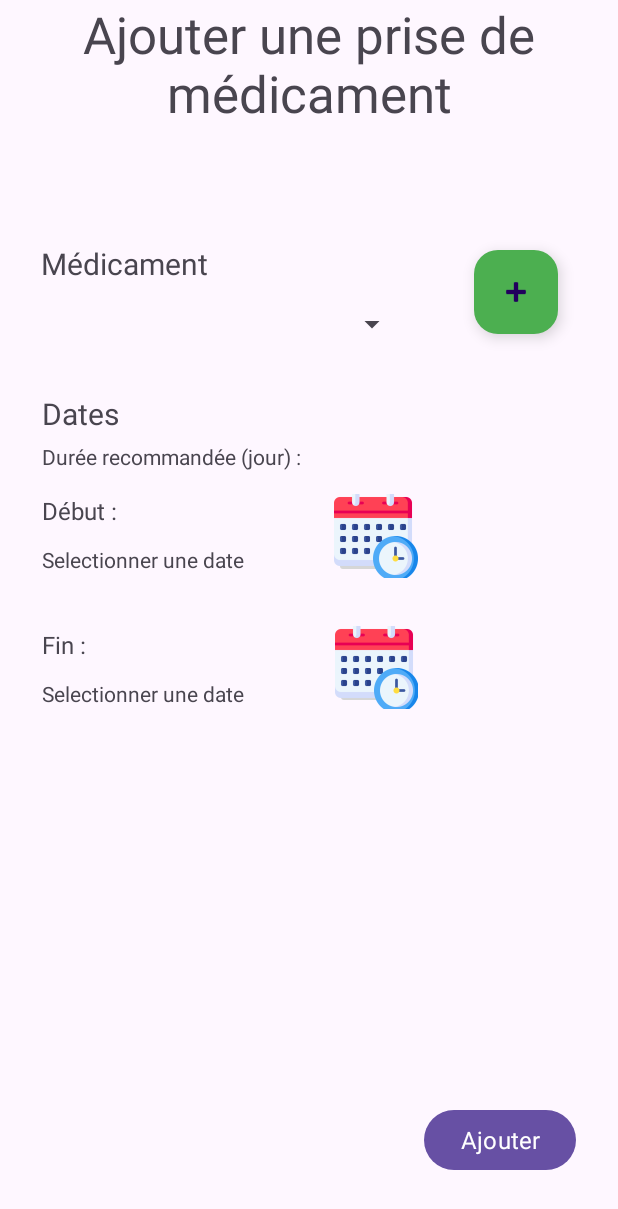
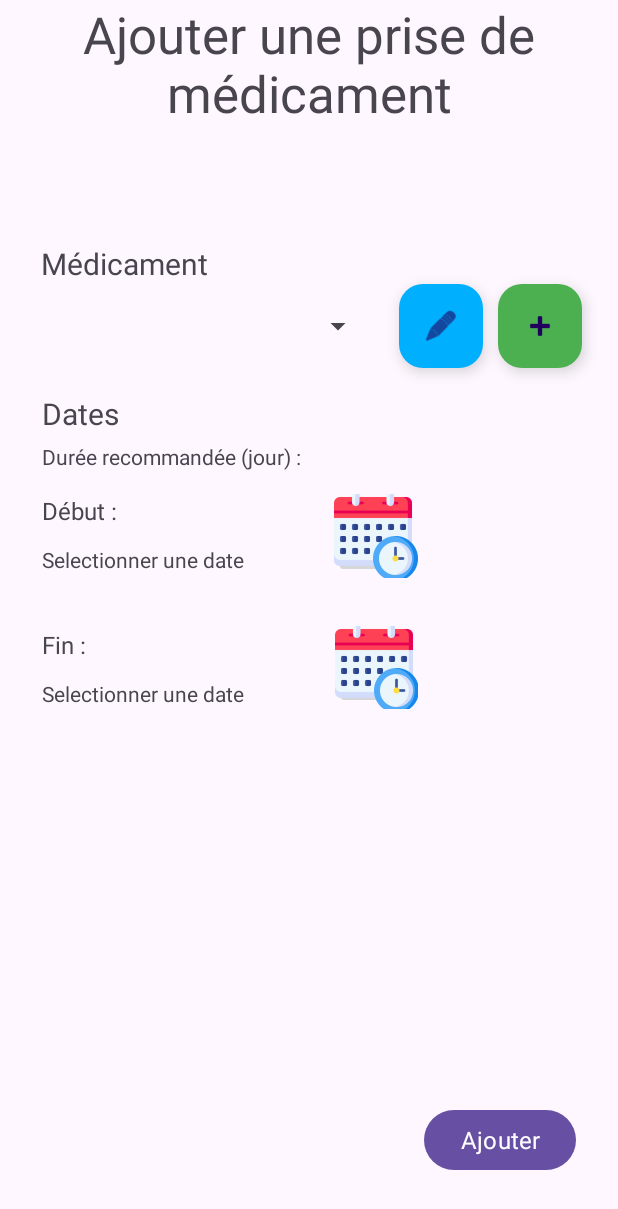
Before and after one commit to PoneyDesAlpes/Project-PillsMe, an Android app: the AddPrescriptionActivity screen opened directly, with no data from a screen before it, on a phone screen of 412 x 824 dp. Shown: the top 1209 px of the screen. Run offline under Robolectric (Android 15) with nearby library versions, the phone set to English and light mode, and no system bars; Roboto replaces fonts that are not available here.

Commit message:
V 1.0
App fonctionnal

```diff
--- a/pills_me/app/src/main/java/be/helha/pills_me/controllers/AddPrescriptionActivity.java
+++ b/pills_me/app/src/main/java/be/helha/pills_me/controllers/AddPrescriptionActivity.java
@@ -33,10 +33,10 @@ import be.helha.pills_me.models.Prescription;
 public class AddPrescriptionActivity extends AppCompatActivity {
 
     public static final String EXTRA_ID_PRESCRIPTION = "id_prescription";
-    private Boolean editMode = false;
 
     private TextView mTitlePage;
     private FloatingActionButton mAddPillButton;
+    private FloatingActionButton mModifyPillButton;
     private Spinner mSpinnerListPills;
     private ArrayAdapter<String> adapter;
     private Button mAddPrescriptionButton;
@@ -48,6 +48,7 @@ public class AddPrescriptionActivity extends AppCompatActivity {
     private CheckBoxMMEFragment mFragmentController;
     private Pill selectedPill;
     private Prescription editPrescription;
+    private boolean editMode = false;
 
     @Override
     protected void onCreate(Bundle savedInstanceState) {
@@ -57,15 +58,9 @@ public class AddPrescriptionActivity extends AppCompatActivity {
         mTitlePage = findViewById(R.id.title_prescription_text_view);
         mDefaultTakeTextView = findViewById(R.id.default_time_text_view);
 
-        //Button open the activity to add a pill
-        mAddPillButton = findViewById(R.id.open_add_pill_button);
-        mAddPillButton.setOnClickListener(view -> {
-            Intent intent = new Intent(AddPrescriptionActivity.this, AddMedicineActivity.class);
-            startActivity(intent);
-        });
 
         mSpinnerListPills = findViewById(R.id.spinner);
-        setSpinner(); //convert the list of pill to a list of string to display in the spinner
+        setSpinner();
 
         mSpinnerListPills.setOnItemSelectedListener(new AdapterView.OnItemSelectedListener() {
             @Override
@@ -82,6 +77,20 @@ public class AddPrescriptionActivity extends AppCompatActivity {
             }
         });
 
+        //Button open the activity to add a pill
+        mAddPillButton = findViewById(R.id.add_pill_fab);
+        mAddPillButton.setOnClickListener(view -> {
+            Intent intent = new Intent(AddPrescriptionActivity.this, AddMedicineActivity.class);
+            startActivity(intent);
+        });
+
+        mModifyPillButton = findViewById(R.id.modify_pill_fab);
+        mModifyPillButton.setOnClickListener(view -> {
+            Intent intent = new Intent(AddPrescriptionActivity.this, AddMedicineActivity.class);
+            intent.putExtra(AddMedicineActivity.EXTRA_ID_PILL, selectedPill.getId());
+            startActivity(intent);
+        });
+
         mStartDateTextView = findViewById(R.id.date_start_text_view);
         mEndDateTextView = findViewById(R.id.date_end_text_view);
 
@@ -95,26 +104,21 @@ public class AddPrescriptionActivity extends AppCompatActivity {
             showPopUpCalendarEndDate();
         });
 
-
         //button to add a prescription
         mAddPrescriptionButton = findViewById(R.id.add_take_pill_button);
 
         Intent intent = getIntent();
+
+        if (intent.hasExtra(EXTRA_ID_PRESCRIPTION)) {
             int idPrescription = intent.getIntExtra(EXTRA_ID_PRESCRIPTION, -1);
-        if (idPrescription != -1) {
-            setEditMode(idPrescription); //set the global editPrescription variable
+            setEditMode(idPrescription);
             editMode = true;
-        }
-
-        if (editMode){
             mAddPrescriptionButton.setOnClickListener(view -> {
-                if (editMode) {
                 if (modifyPrescription()) {
                     Toast.makeText(this, R.string.prescription_modified, Toast.LENGTH_SHORT).show();
                     finish();
                 } else {
                     Toast.makeText(this, R.string.fill_all_the_fields, Toast.LENGTH_SHORT).show();
-                    }
                 }
             });
         }
@@ -235,7 +239,7 @@ public class AddPrescriptionActivity extends AppCompatActivity {
 
     private void setEditMode(int idPrescription){
         editPrescription = BankPrescription.getInstance(this).getPrescription(idPrescription);
-        //change title
+        //change page title
         mTitlePage.setText(R.string.title_prescription_modify);
         //set the spinner with the correct pill
         mSpinnerListPills.setSelection(editPrescription.getIdPill() - 1);
--- a/pills_me/app/src/main/res/layout/activity_add_pills.xml
+++ b/pills_me/app/src/main/res/layout/activity_add_pills.xml
@@ -7,7 +7,7 @@
     tools:context=".controllers.AddMedicineActivity">
 
     <TextView
-        android:id="@+id/title_panel_add_pils_text_view"
+        android:id="@+id/title_pils_text_view"
         android:layout_width="wrap_content"
         android:layout_height="wrap_content"
         android:fontFamily="@font/alatsi"
--- a/pills_me/app/src/main/res/layout/activity_prescription_pills.xml
+++ b/pills_me/app/src/main/res/layout/activity_prescription_pills.xml
@@ -7,17 +7,17 @@
     tools:context=".controllers.AddPrescriptionActivity">
 
     <com.google.android.material.floatingactionbutton.FloatingActionButton
-        android:id="@+id/open_add_pill_button"
+        android:id="@+id/add_pill_fab"
         android:layout_width="wrap_content"
         android:layout_height="wrap_content"
-        android:layout_marginEnd="40dp"
+        android:layout_marginEnd="24dp"
         android:clickable="true"
         android:src="@android:drawable/ic_input_add"
         app:backgroundTint="#4CAF50"
         app:layout_constraintBottom_toTopOf="@+id/spinner"
         app:layout_constraintEnd_toEndOf="parent"
         app:layout_constraintTop_toBottomOf="@+id/textView3"
-        app:layout_constraintVertical_bias="0.511" />
+        app:layout_constraintVertical_bias="0.0" />
 
     <TextView
         android:id="@+id/title_prescription_text_view"
@@ -33,15 +33,15 @@
 
     <Spinner
         android:id="@+id/spinner"
-        android:layout_width="244dp"
-        android:layout_height="32dp"
+        android:layout_width="221dp"
+        android:layout_height="33dp"
         android:layout_marginTop="8dp"
         app:layout_constraintBottom_toTopOf="@+id/textView7"
         app:layout_constraintEnd_toEndOf="parent"
-        app:layout_constraintHorizontal_bias="0.167"
+        app:layout_constraintHorizontal_bias="0.148"
         app:layout_constraintStart_toStartOf="parent"
         app:layout_constraintTop_toBottomOf="@+id/textView3"
-        app:layout_constraintVertical_bias="0.09" />
+        app:layout_constraintVertical_bias="0.096" />
 
     <TextView
         android:id="@+id/textView3"
@@ -194,4 +194,18 @@
         app:layout_constraintStart_toStartOf="parent"
         app:layout_constraintTop_toBottomOf="@+id/date_end_text_view"></LinearLayout>
 
+    <com.google.android.material.floatingactionbutton.FloatingActionButton
+        android:id="@+id/modify_pill_fab"
+        android:layout_width="wrap_content"
+        android:layout_height="wrap_content"
+        android:clickable="true"
+        app:backgroundTint="#00B0FF"
+        app:layout_constraintBottom_toTopOf="@+id/spinner"
+        app:layout_constraintEnd_toStartOf="@+id/add_pill_fab"
+        app:layout_constraintHorizontal_bias="0.636"
+        app:layout_constraintStart_toEndOf="@+id/spinner"
+        app:layout_constraintTop_toBottomOf="@+id/textView3"
+        app:layout_constraintVertical_bias="0.0"
+        app:srcCompat="@android:drawable/ic_menu_edit" />
+
 </androidx.constraintlayout.widget.ConstraintLayout>
--- a/pills_me/app/src/main/res/values/strings.xml
+++ b/pills_me/app/src/main/res/values/strings.xml
@@ -25,4 +25,7 @@
     <string name="fill_all_the_fields">Veuillez remplire TOUT les champs !</string>
     <string name="prescription_modified">La prescription a été modifiée !</string>
     <string name="submit_button">Enregister</string>
+    <string name="editPill">Modifier le médicament</string>
+    <string name="pillEdited">Le médicament à été modifié avec succés !</string>
+    <string name="pillNotEdited">Une erreur est survenue lors de la modification !</string>
 </resources>
```
Also changed, not shown: pills_me/app/src/main/java/be/helha/pills_me/controllers/AddMedicineActivity.java (+60 -8 lines), pills_me/app/src/main/java/be/helha/pills_me/controllers/CheckBoxMMEFragment.java (+12 -0 lines), pills_me/app/src/main/java/be/helha/pills_me/models/Pill.java (+22 -2 lines). Lines whose indentation alone changed are shown as unchanged.
